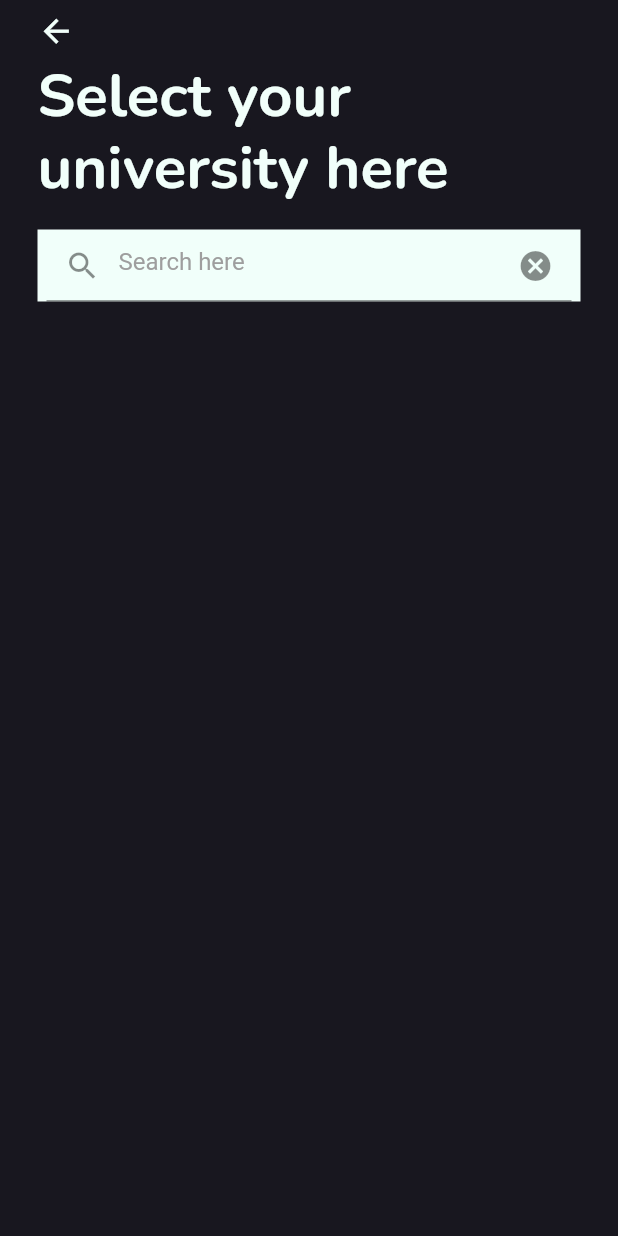
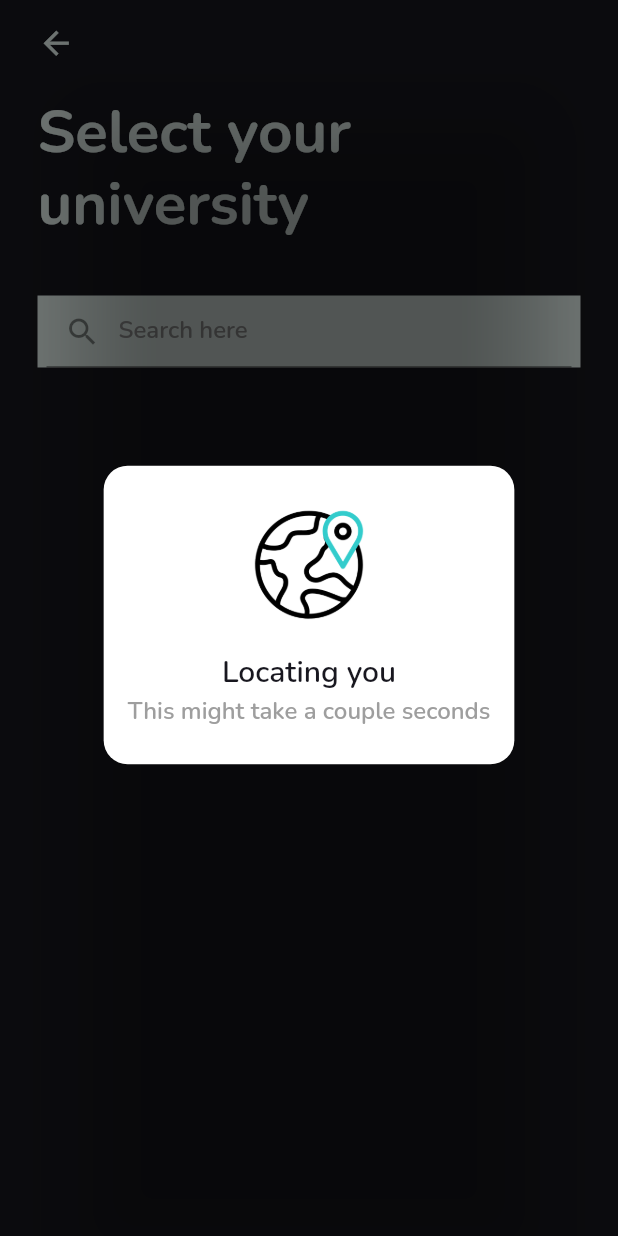
Before and after one commit to frost-ish/thapar-eats, a Flutter app: the screen it shows after launch, after a tap on "Get Started", on a phone screen of 412 x 824 dp. Run offline on Flutter 3.47's test engine with Material 2 defaults, Android fonts, the phone set to English and light mode, and no system bars; our stand-ins replace easy_search_bar, firebase_core, geolocator; accounts and stored records are empty.

Commit message:
added loader and geolocation

```diff
--- /dev/null
+++ b/lib/Helpers/loaders.dart
@@ -0,0 +1,110 @@
+import 'package:flutter/material.dart';
+import 'package:thapar_eats/constants.dart';
+
+enum LoaderType { loading, locating }
+
+class Loaders {
+  static int count = 0;
+  static LoaderType? currentAlertDialogType;
+  BuildContext context;
+  Loaders(this.context) {
+    count++;
+  }
+
+  void _createDialog(LoaderType type, bool isCancellable) {
+    String title = "", description = "";
+    String animationUri = "";
+    switch (type) {
+      case LoaderType.loading:
+        title = "Working on it";
+        description = "";
+        animationUri = "assets/gifs/loading.gif";
+        break;
+      case LoaderType.locating:
+        title = "Locating you";
+        description = "This might take a couple seconds";
+        animationUri = "assets/gifs/locating.gif";
+        break;
+    }
+    AlertDialog alert = AlertDialog(
+      backgroundColor: Colors.transparent,
+      content: Center(
+        child: Container(
+          padding: EdgeInsets.all(16),
+          decoration: BoxDecoration(
+              color: Colors.white, borderRadius: BorderRadius.circular(16)),
+          child: Column(
+            mainAxisSize: MainAxisSize.min,
+            crossAxisAlignment: CrossAxisAlignment.center,
+            children: [
+              Image.asset(
+                animationUri,
+                width: 100,
+                height: 100,
+              ),
+              SizedBox(
+                height: 8,
+              ),
+              Text(
+                title,
+                textAlign: TextAlign.center,
+                style: TextStyle(
+                    color: colorTextDark,
+                    fontSize: 20,
+                    fontFamily: "Nunito",
+                    fontWeight: FontWeight.w600),
+              ),
+              SizedBox(
+                height: 2,
+              ),
+              Text(
+                description,
+                textAlign: TextAlign.center,
+                style: TextStyle(
+                    color: colorTextDarkSecondary,
+                    fontSize: 16,
+                    fontFamily: "Nunito",
+                    fontWeight: FontWeight.w600),
+              ),
+              SizedBox(
+                height: 8,
+              )
+            ],
+          ),
+        ),
+      ),
+    );
+    currentAlertDialogType = type;
+    _showDialog(alert, isCancellable);
+  }
+
+  void _showDialog(AlertDialog alert, bool isCancellable) {
+    showDialog(
+      barrierDismissible: isCancellable,
+      context: context,
+      builder: (BuildContext context) {
+        if (!isCancellable) {
+          return WillPopScope(child: alert, onWillPop: () async => false);
+        } else {
+          return alert;
+        }
+      },
+    );
+  }
+
+  void cancelAll() {
+    for (int i = 1; i <= count; i++) {
+      Navigator.pop(context);
+    }
+    count = 0;
+  }
+
+  void cancelLast() {
+    Navigator.pop(context);
+    count--;
+  }
+
+  void showLoadingDialog(LoaderType type, bool isCancellable) {
+    _createDialog(type, isCancellable);
+  }
+}
--- a/lib/first_page.dart
+++ b/lib/Screens/first_page.dart
@@ -1,6 +1,4 @@
 import 'package:flutter/material.dart';
-import 'package:flutter/src/widgets/framework.dart';
-import 'package:thapar_eats/Screens/login_screen.dart';
 import 'package:thapar_eats/Screens/uni_selector_page.dart';
 import 'package:thapar_eats/constants.dart';
 
@@ -56,7 +54,7 @@ class FirstPage extends StatelessWidget {
                 Navigator.push(
                     context,
                     MaterialPageRoute(
-                      builder: (context) => const UniSelectorPage(),
+                      builder: (context) => UniSelectorPage(),
                     ));
               },
               style: lightButtonStyle,
--- a/lib/Screens/uni_selector_page.dart
+++ b/lib/Screens/uni_selector_page.dart
@@ -2,11 +2,13 @@ import 'package:easy_search_bar/easy_search_bar.dart';
 import 'package:flutter/material.dart';
 import 'package:flutter/src/widgets/framework.dart';
 import 'package:flutter/src/widgets/placeholder.dart';
+import 'package:geolocator/geolocator.dart';
+import 'package:thapar_eats/Helpers/loaders.dart';
 import 'package:thapar_eats/Widgets/search_bar.dart';
 import 'package:thapar_eats/constants.dart';
 
 class UniSelectorPage extends StatefulWidget {
-  const UniSelectorPage({super.key});
+  UniSelectorPage() {}
 
   @override
   State<UniSelectorPage> createState() => _UniSelectorPageState();
@@ -14,37 +16,87 @@ class UniSelectorPage extends StatefulWidget {
 
 class _UniSelectorPageState extends State<UniSelectorPage> {
   @override
+  void initState() {
+    getLocation(context);
+    super.initState();
+  }
+
+  @override
   Widget build(BuildContext context) {
     return SafeArea(
       child: Scaffold(
         backgroundColor: windowBackground,
         body: Container(
-          margin: EdgeInsets.symmetric(horizontal: 25),
+          padding: const EdgeInsets.symmetric(horizontal: 25),
           child: Column(children: [
             Row(
               children: [
-                Padding(
-                  padding:
-                      const EdgeInsets.symmetric(horizontal: 0, vertical: 8),
-                  child: Icon(
-                    Icons.arrow_back,
-                    color: colorButtonLightEnabled,
-                    size: 25,
+                GestureDetector(
+                  onTap: () {
+                    Navigator.pop(context);
+                  },
+                  child: Container(
+                    margin: const EdgeInsets.symmetric(vertical: 16),
+                    child: const Icon(
+                      Icons.arrow_back,
+                      color: colorButtonLightEnabled,
+                      size: 25,
+                    ),
                   ),
                 ),
               ],
             ),
+            SizedBox(
+              height: 8,
+            ),
             Text(
-              'Select your university here',
+              'Select your university',
               style: textStyle,
             ),
             SizedBox(
-              height: 16,
+              height: 36,
             ),
-            SearchBar(context),
+            MySearchBar(context),
           ]),
         ),
       ),
     );
   }
 }
+
+Future<bool> _handleLocationPermission() async {
+  bool serviceEnabled;
+  LocationPermission permission;
+
+  serviceEnabled = await Geolocator.isLocationServiceEnabled();
+  if (!serviceEnabled) {
+    return false;
+  }
+  permission = await Geolocator.checkPermission();
+  if (permission == LocationPermission.denied) {
+    permission = await Geolocator.requestPermission();
+    if (permission == LocationPermission.denied) {
+      return false;
+    }
+  }
+  if (permission == LocationPermission.deniedForever) {
+    return false;
+  }
+  return true;
+}
+
+Future<List<double>> getLocation(BuildContext context) async {
+  final isLocationAllowed = await _handleLocationPermission();
+  if (!isLocationAllowed) {
+    ScaffoldMessenger.of(context).showSnackBar(
+        const SnackBar(content: Text(errorLocationDisabledUniSelector)));
+    return [];
+  } else {
+    Loaders(context).showLoadingDialog(LoaderType.locating, false);
+    Position position = await Geolocator.getCurrentPosition(
+        desiredAccuracy: LocationAccuracy.high);
+    Loaders(context).cancelLast();
+    print("${position.latitude}, ${position.longitude}");
+    return [position.latitude, position.longitude];
+  }
+}
--- a/lib/Widgets/search_bar.dart
+++ b/lib/Widgets/search_bar.dart
@@ -1,15 +1,15 @@
 import 'package:flutter/material.dart';
 import 'package:thapar_eats/constants.dart';
 
-class SearchBar extends StatefulWidget {
+class MySearchBar extends StatefulWidget {
   BuildContext context;
-  SearchBar(this.context);
+  MySearchBar(this.context);
 
   @override
-  State<SearchBar> createState() => _SearchBarState();
+  State<MySearchBar> createState() => _SearchBarState();
 }
 
-class _SearchBarState extends State<SearchBar> {
+class _SearchBarState extends State<MySearchBar> {
   var controller = TextEditingController();
   @override
   Widget build(BuildContext context) {
@@ -21,12 +21,7 @@ class _SearchBarState extends State<SearchBar> {
         controller: controller,
         decoration: InputDecoration(
           hintText: "Search here",
-          hintStyle: TextStyle(color: Colors.grey),
-          suffixIcon: GestureDetector(
-              onTap: () {
-                controller.text = "";
-              },
-              child: Icon(Icons.cancel)),
+          hintStyle: TextStyle(color: colorTextHint, fontFamily: "Nunito"),
           prefixIcon: Icon(Icons.search),
         ),
       ),
--- a/lib/constants.dart
+++ b/lib/constants.dart
@@ -2,9 +2,10 @@ import 'package:flutter/material.dart';
 
 // const colorPrimary = Color(0xFF5C6BC0);
 
-const colorTextDark = Color(0xFF18171f);
+const colorTextDark = Color(0xFF18171F);
 const colorTextLight = Color(0xfff1fffa);
 
+const colorTextDarkSecondary = Colors.grey;
 const colorTextLightSemiOpaque = Color.fromARGB(179, 241, 255, 250);
 
 const colorTextHint = Colors.grey;
@@ -33,3 +34,6 @@ final textStyle = TextStyle(
     height: 1.2,
     fontWeight: FontWeight.bold,
     fontFamily: 'Nunito');
+
+const errorLocationDisabledUniSelector =
+    "Location permission denied. Please search for your university";
--- a/lib/main.dart
+++ b/lib/main.dart
@@ -2,7 +2,7 @@ import 'package:firebase_core/firebase_core.dart';
 import 'package:flutter/material.dart';
 import 'package:thapar_eats/firebase_options.dart';
 
-import 'first_page.dart';
+import 'Screens/first_page.dart';
 
 void main() {
   runApp(MyApp());
--- a/pubspec.yaml
+++ b/pubspec.yaml
@@ -39,6 +39,7 @@ dependencies:
   firebase_core: ^2.14.0
   easy_search_bar: ^2.5.0
   dropdown_search: ^5.0.6
+  geolocator: ^9.0.2
 
 dev_dependencies:
   flutter_test:
@@ -65,6 +66,7 @@ flutter:
   # To add assets to your application, add an assets section, like this:
   assets:
     - assets/images/
+    - assets/gifs/
 
 
   # An image asset can refer to one or more resolution-specific "variants", see
@@ -81,7 +83,9 @@ flutter:
   fonts:
     - family: Nunito
       fonts:
-        - asset: fonts/nunito.ttf
+        - asset: fonts/nunito_bold.ttf
+          weight: 700
+        - asset: fonts/nunito_semibold.ttf
   #   - family: Trajan Pro
   #     fonts:
   #       - asset: fonts/TrajanPro.ttf
```
Also changed, not shown: assets/gifs/locating.gif (added), fonts/nunito.ttf, fonts/nunito_bold.ttf (added), fonts/nunito_semibold.ttf (added), pubspec.lock, 4 other files.
